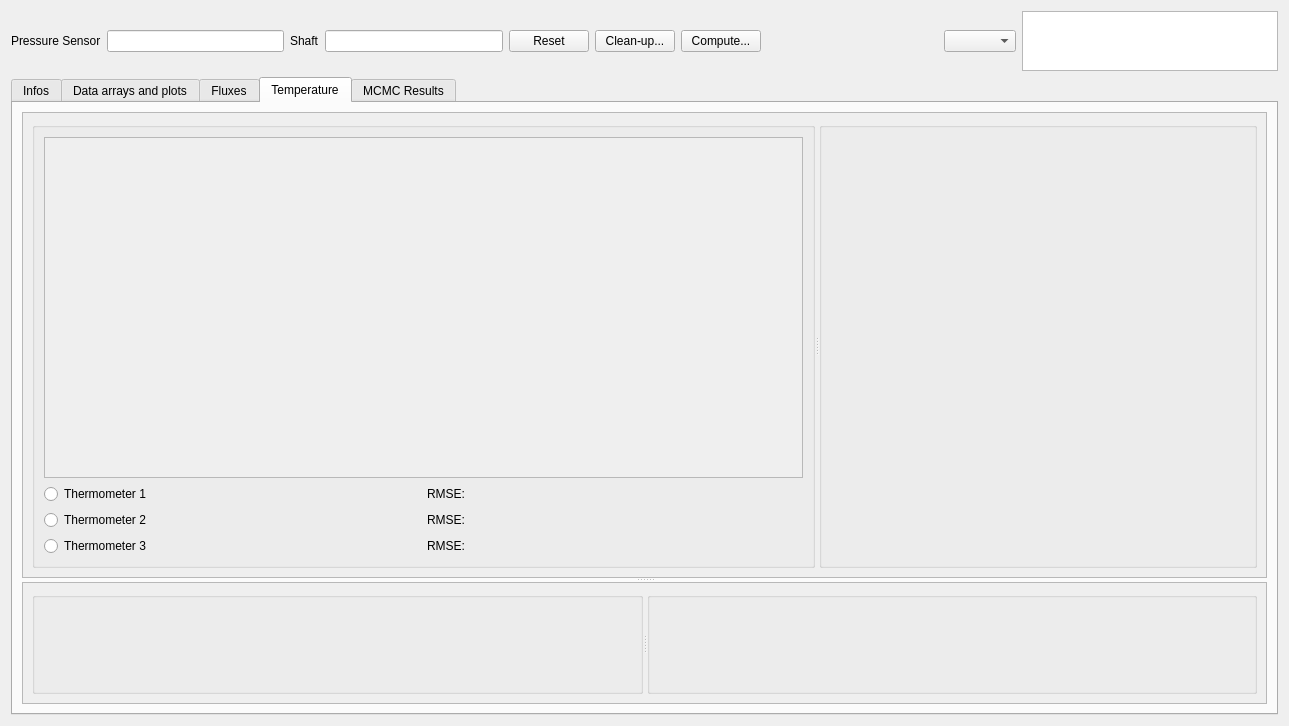
First picture: the form in Molonari_2021/ihm/molonaviz/widgetpoint.ui, repository GVigne/Molonari-2022, before the edit.
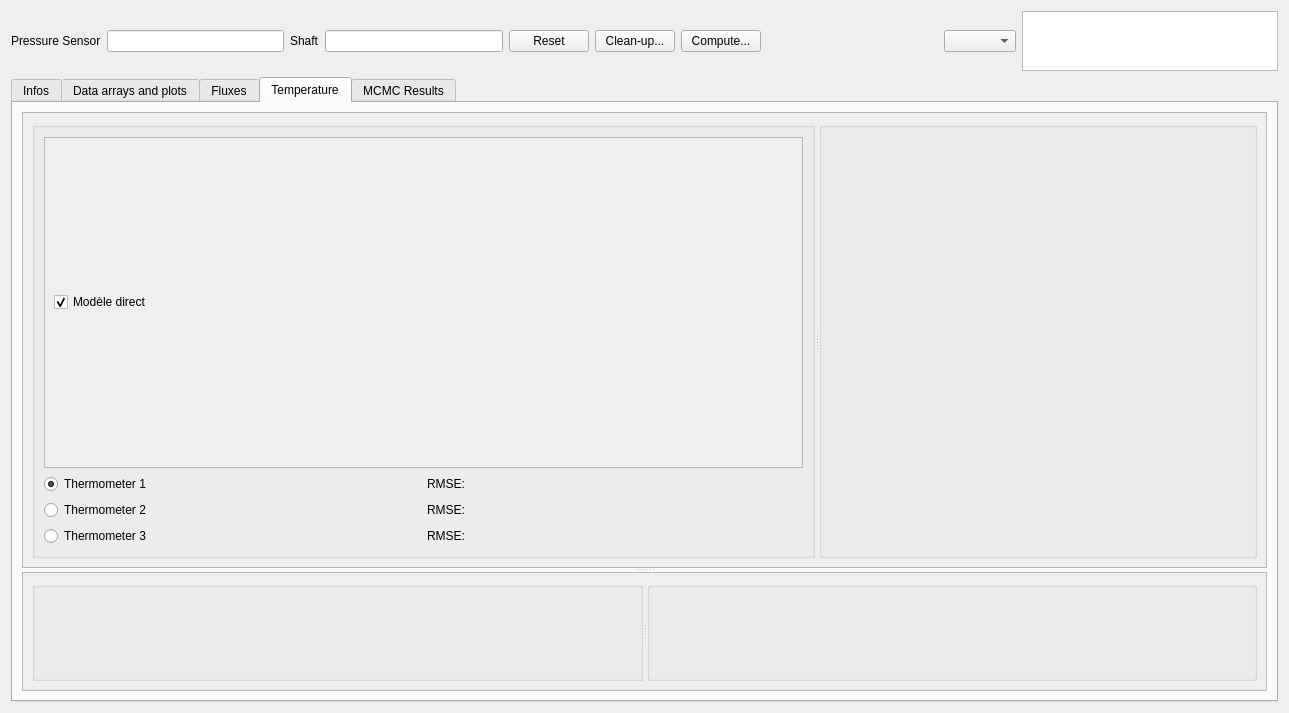
Second picture: the form after the edit.

```diff
--- a/Molonari_2021/ihm/molonaviz/widgetpoint.ui
+++ b/Molonari_2021/ihm/molonaviz/widgetpoint.ui
@@ -7,7 +7,7 @@
     <x>0</x>
     <y>0</y>
     <width>1289</width>
-    <height>726</height>
+    <height>713</height>
    </rect>
   </property>
   <property name="windowTitle">
@@ -390,8 +390,8 @@
             <rect>
              <x>0</x>
              <y>0</y>
-             <width>1247</width>
-             <height>292</height>
+             <width>1245</width>
+             <height>487</height>
             </rect>
            </property>
            <layout class="QVBoxLayout" name="verticalLayout_9">
@@ -415,13 +415,24 @@
                     <rect>
                      <x>0</x>
                      <y>0</y>
-                     <width>720</width>
-                     <height>139</height>
+                     <width>726</width>
+                     <height>376</height>
                     </rect>
                    </property>
                    <layout class="QGridLayout" name="gridLayout_5">
                     <item row="0" column="0">
-                     <layout class="QGridLayout" name="gridLayoutQuantiles"/>
+                     <layout class="QGridLayout" name="gridLayoutQuantiles">
+                      <item row="0" column="0">
+                       <widget class="QCheckBox" name="checkBoxDirectModel">
+                        <property name="text">
+                         <string>Modèle direct</string>
+                        </property>
+                        <property name="checked">
+                         <bool>true</bool>
+                        </property>
+                       </widget>
+                      </item>
+                     </layout>
                     </item>
                    </layout>
                   </widget>
@@ -448,6 +459,9 @@
                     <property name="text">
                      <string>Thermometer 1</string>
                     </property>
+                    <property name="checked">
+                     <bool>true</bool>
+                    </property>
                    </widget>
                   </item>
                   <item row="0" column="1">
@@ -475,7 +489,7 @@
                 </item>
                </layout>
               </widget>
-              <widget class="QGroupBox" name="groupBoxTempMap">
+              <widget class="QGroupBox" name="groupBoxTempDepth">
                <property name="contextMenuPolicy">
                 <enum>Qt::DefaultContextMenu</enum>
                </property>
@@ -500,8 +514,8 @@
             <rect>
              <x>0</x>
              <y>0</y>
-             <width>1247</width>
-             <height>291</height>
+             <width>1245</width>
+             <height>87</height>
             </rect>
            </property>
            <layout class="QHBoxLayout" name="horizontalLayout_4">
@@ -515,7 +529,7 @@
                 <string/>
                </property>
               </widget>
-              <widget class="QGroupBox" name="groupBoxTempDepth">
+              <widget class="QGroupBox" name="groupBoxTempMap">
                <property name="title">
                 <string/>
                </property>
```
Left out of the diff: 32 changed lines with no effect on the pictures.
